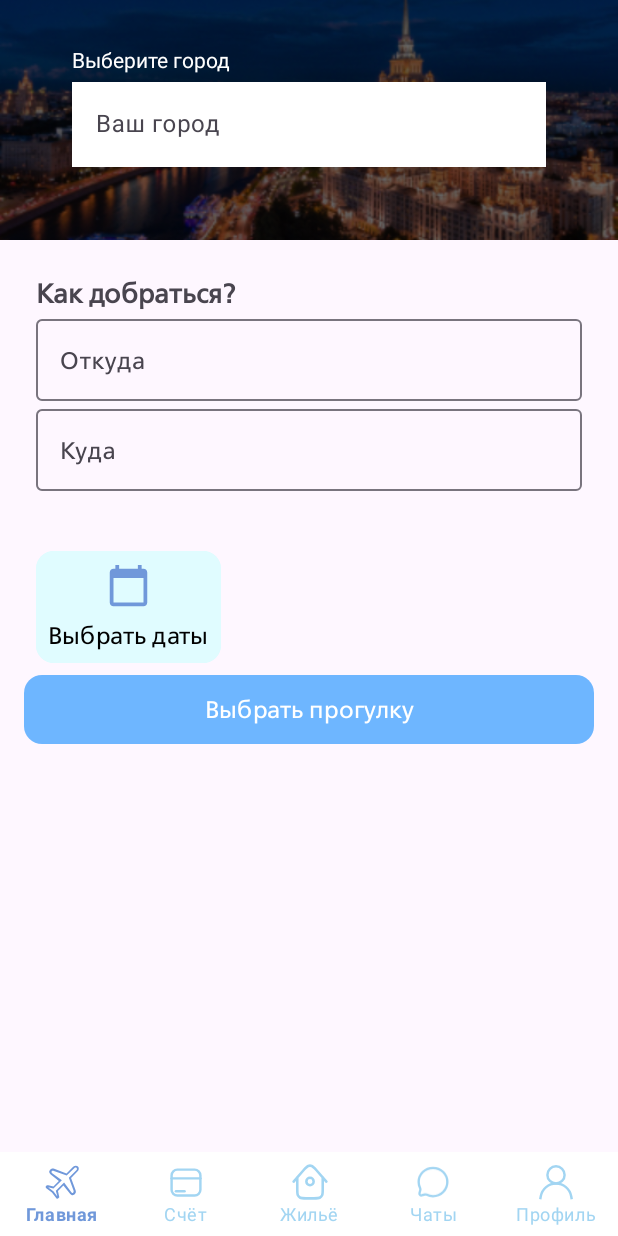
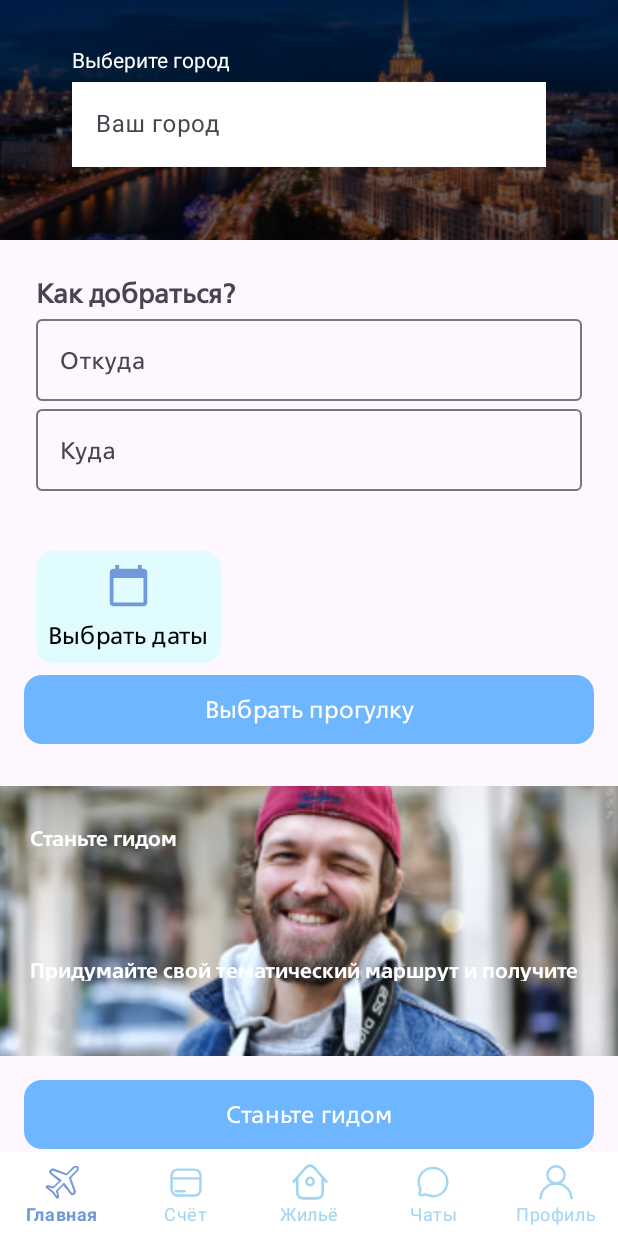
Before and after one commit to Artistle/Bon_Voyage, an Android app: the fragment MainFragment placed in its activity, on a phone screen of 412 x 824 dp. Run offline under Robolectric (Android 15) with nearby library versions, the phone set to English and light mode, and no system bars; libraries missing offline, so code that uses them is left out: com.github.terrakok.cicerone; 3 statements that could not run were skipped.

Commit message:
Added become a guide panel to main fragment

```diff
--- a/app/src/main/res/layout/main_fragment.xml
+++ b/app/src/main/res/layout/main_fragment.xml
@@ -146,7 +146,64 @@
             style="@style/BaseButton"
             android:layout_marginHorizontal="16dp"
             android:text="Выбрать прогулку"
-            app:layout_constraintTop_toBottomOf="@+id/recycler_"/>
+            app:layout_constraintTop_toBottomOf="@+id/recycler_"
+            app:layout_constraintEnd_toEndOf="parent"
+            app:layout_constraintStart_toStartOf="parent"/>
+
+        <androidx.appcompat.widget.AppCompatImageView
+            android:id="@+id/guideBackgroundImageView"
+            android:layout_width="match_parent"
+            android:layout_height="wrap_content"
+            android:layout_marginTop="24dp"
+            android:scaleType="centerCrop"
+            android:src="@drawable/become_guide_mock_img"
+            android:tint="@color/black"
+            app:layout_constraintEnd_toEndOf="parent"
+            app:layout_constraintStart_toStartOf="parent"
+            app:layout_constraintTop_toBottomOf="@+id/btnSelectTour"
+            app:tintMode="add" />
+
+        <TextView
+            android:id="@+id/textView"
+            android:layout_width="0dp"
+            android:layout_height="wrap_content"
+            android:layout_marginStart="20dp"
+            android:layout_marginTop="50dp"
+            android:height="@dimen/text_title"
+            android:fontFamily="@font/vtb_demi_bold"
+            android:text="@string/title_become_a_guide"
+            android:textColor="@color/white"
+            android:textStyle="bold"
+            app:layout_constraintEnd_toEndOf="parent"
+            app:layout_constraintStart_toStartOf="parent"
+            app:layout_constraintTop_toBottomOf="@+id/btnSelectTour" />
+
+        <TextView
+            android:layout_width="0dp"
+            android:layout_height="wrap_content"
+            android:layout_marginStart="20dp"
+            android:layout_marginEnd="20dp"
+            android:layout_marginBottom="50dp"
+            android:height="@dimen/text_button"
+            android:fontFamily="@font/vtb_demi_bold"
+            android:text="@string/text_become_a_guide"
+            android:textColor="@color/white"
+            android:textStyle="bold"
+            app:layout_constraintBottom_toBottomOf="@+id/guideBackgroundImageView"
+            app:layout_constraintEnd_toEndOf="parent"
+            app:layout_constraintStart_toStartOf="parent" />
+
+        <com.google.android.material.button.MaterialButton
+            android:id="@+id/btnBecomeAGuide"
+            style="@style/BaseButton"
+            android:layout_width="match_parent"
+            android:layout_height="@dimen/buttonHeight"
+            android:layout_marginHorizontal="16dp"
+            android:layout_marginTop="12dp"
+            android:text="@string/title_become_a_guide"
+            app:layout_constraintEnd_toEndOf="parent"
+            app:layout_constraintStart_toStartOf="parent"
+            app:layout_constraintTop_toBottomOf="@+id/guideBackgroundImageView" />
 
     </androidx.constraintlayout.widget.ConstraintLayout>
 
--- a/app/src/main/res/values/dimens.xml
+++ b/app/src/main/res/values/dimens.xml
@@ -2,6 +2,7 @@
 <resources>
     <dimen name="text_header">28sp</dimen>
     <dimen name="text_button">16sp</dimen>
+    <dimen name="text_title">18sp</dimen>
     <dimen name="radius">12dp</dimen>
     <dimen name="buttonPadding">8dp</dimen>
     <dimen name="buttonHeight">54dp</dimen>
--- a/app/src/main/res/values/strings.xml
+++ b/app/src/main/res/values/strings.xml
@@ -22,4 +22,6 @@
     <string name="title_menu_habitation">Жильё</string>
     <string name="title_menu_messenger">Чаты</string>
     <string name="title_menu_profile">Профиль</string>
+    <string name="title_become_a_guide">Станьте гидом</string>
+    <string name="text_become_a_guide">Придумайте свой тематический маршрут и получите баллы.</string>
 </resources>
```
